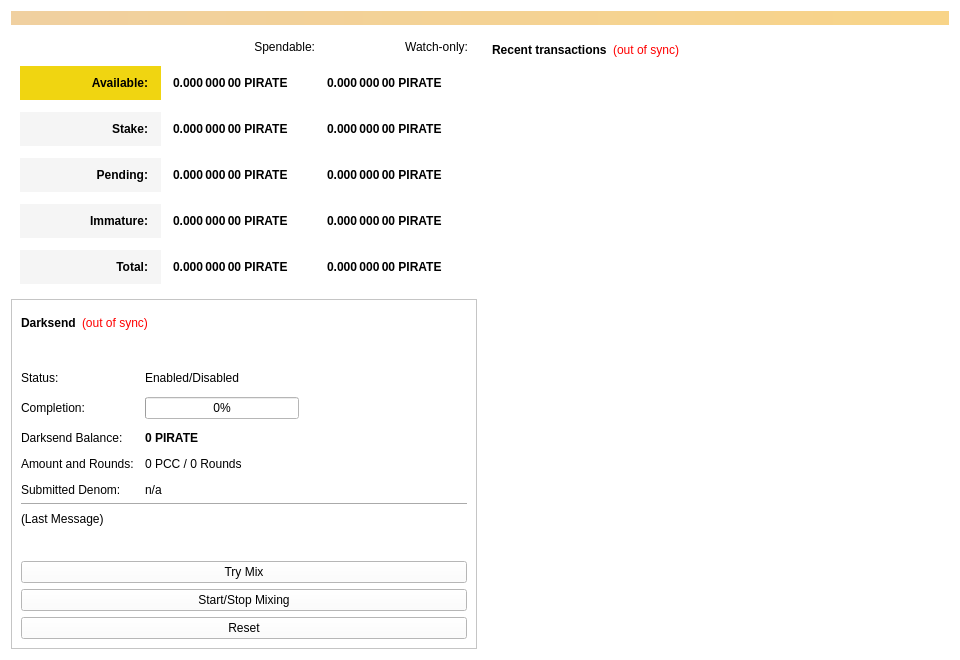
Above: src/qt/forms/overviewpage.ui from piratecash/piratecash before the change. Below: the same form after it.
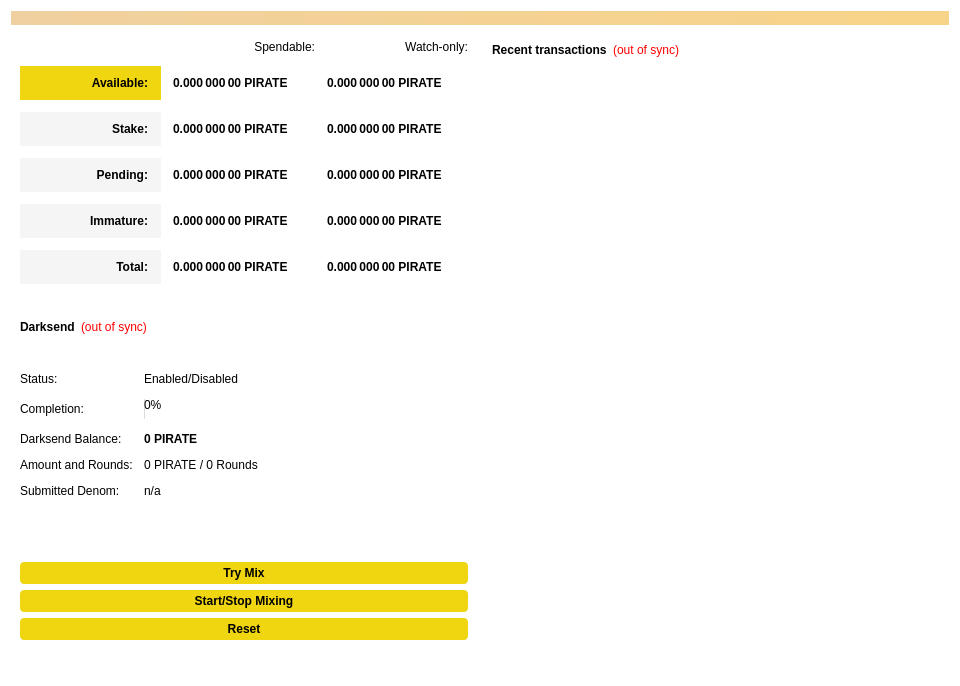
That is the form after the change.

Commit message: Enable display Darksend on UI

What changed in the file:
```diff
--- a/src/qt/forms/overviewpage.ui
+++ b/src/qt/forms/overviewpage.ui
@@ -7,7 +7,7 @@
     <x>0</x>
     <y>0</y>
     <width>960</width>
-    <height>594</height>
+    <height>686</height>
    </rect>
   </property>
   <property name="minimumSize">
@@ -448,6 +448,9 @@
          <property name="layoutDirection">
           <enum>Qt::LeftToRight</enum>
          </property>
+         <property name="styleSheet">
+          <string notr="true">border:0</string>
+         </property>
          <property name="frameShape">
           <enum>QFrame::StyledPanel</enum>
          </property>
@@ -1000,7 +1003,7 @@
             <item row="4" column="1">
              <widget class="QLabel" name="labelAmountRounds">
               <property name="text">
-               <string>0 PCC / 0 Rounds</string>
+               <string>0 PIRATE / 0 Rounds</string>
               </property>
              </widget>
             </item>
@@ -1046,7 +1049,7 @@
              </size>
             </property>
             <property name="text">
-             <string>(Last Message)</string>
+             <string/>
             </property>
             <property name="alignment">
              <set>Qt::AlignLeading|Qt::AlignLeft|Qt::AlignTop</set>
@@ -1067,6 +1070,16 @@
             <property name="toolTip">
              <string>Try to manually submit a Darksend request.</string>
             </property>
+            <property name="styleSheet">
+             <string notr="true">background-color: rgb(240, 213, 17);
+color: rgb(0,0,0);
+border-radius: 4px;
+border-color:  rgb(240, 213, 17);
+font-weight: 600;
+padding: 4px;
+padding-left: 10px;
+padding-right: 10px;</string>
+            </property>
             <property name="text">
              <string>Try Mix</string>
             </property>
@@ -1080,6 +1093,16 @@
               <verstretch>0</verstretch>
              </sizepolicy>
             </property>
+            <property name="styleSheet">
+             <string notr="true">background-color: rgb(240, 213, 17);
+color: rgb(0,0,0);
+border-radius: 4px;
+border-color:  rgb(240, 213, 17);
+font-weight: 600;
+padding: 4px;
+padding-left: 10px;
+padding-right: 10px;</string>
+            </property>
             <property name="text">
              <string>Start/Stop Mixing</string>
             </property>
@@ -1099,6 +1122,16 @@
             <property name="autoFillBackground">
              <bool>false</bool>
             </property>
+            <property name="styleSheet">
+             <string notr="true">background-color: rgb(240, 213, 17);
+color: rgb(0,0,0);
+border-radius: 4px;
+border-color:  rgb(240, 213, 17);
+font-weight: 600;
+padding: 4px;
+padding-left: 10px;
+padding-right: 10px;</string>
+            </property>
             <property name="text">
              <string>Reset</string>
             </property>
```
Left out of the diff: 7 changed lines with no effect on the pictures. The commit also changes 1 other file.
